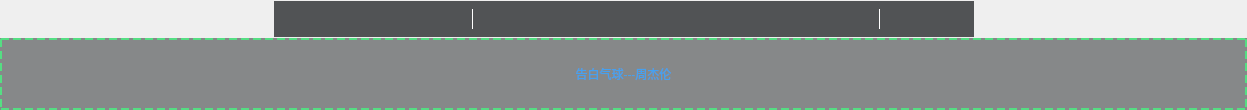
Old version of the form VideoPlayer/desktoplyric/toplyric/DesktopLyric.ui in the repository huizhang556/pc-video-player.
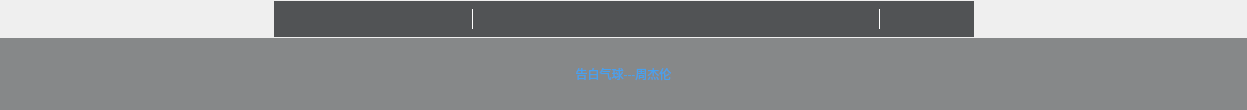
New version of the form. Icons and pictures are not drawn.

Patch:
```diff
--- a/VideoPlayer/desktoplyric/toplyric/DesktopLyric.ui
+++ b/VideoPlayer/desktoplyric/toplyric/DesktopLyric.ui
@@ -52,7 +52,7 @@
 
 QLabel#label_lyric
 {
-border: 2px dashed rgba(85, 222, 131,1.0);
+/*border: 2px dashed rgba(85, 222, 131,1.0);*/
 /*font: 800 30px &quot;微软雅黑&quot;;*/
 color: rgb(70, 160, 239);
 background-color: rgba(64, 66, 68,0.6);
```
